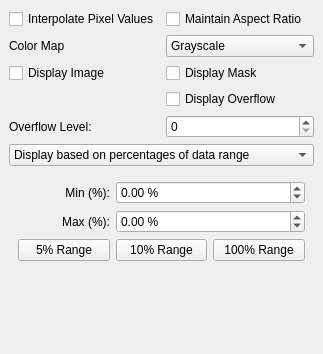
First picture: the form in source/qxrddisplaydialog.ui, repository guyjennings/qxrd, before the edit.
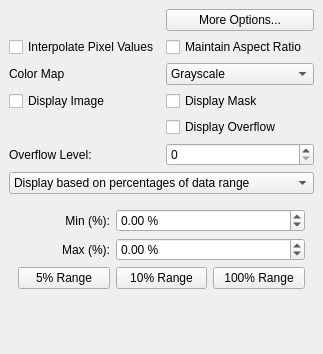
Second picture: the form after the edit.

Commit message: Added 'More Options...' buttons to various tool palettes

```diff
--- a/source/qxrddisplaydialog.ui
+++ b/source/qxrddisplaydialog.ui
@@ -15,7 +15,7 @@
   </property>
   <widget class="QWidget" name="dockWidgetContents">
    <layout class="QGridLayout" name="gridLayout">
-    <item row="0" column="0">
+    <item row="1" column="0">
      <widget class="QCheckBox" name="m_InterpolatePixels">
       <property name="toolTip">
        <string>Gives a smoother display when zoomed in</string>
@@ -25,7 +25,7 @@
       </property>
      </widget>
     </item>
-    <item row="0" column="1">
+    <item row="1" column="1">
      <widget class="QCheckBox" name="m_MaintainAspectRatio">
       <property name="toolTip">
        <string>Try to maintain the aspect ratio of the image as it is zoomed and resized</string>
@@ -35,14 +35,14 @@
       </property>
      </widget>
     </item>
-    <item row="1" column="0">
+    <item row="2" column="0">
      <widget class="QLabel" name="label_8">
       <property name="text">
        <string>Color Map</string>
       </property>
      </widget>
     </item>
-    <item row="1" column="1">
+    <item row="2" column="1">
      <widget class="QComboBox" name="m_DisplayColorMap">
       <property name="toolTip">
        <string>Choose the color map for image display</string>
@@ -79,7 +79,7 @@
       </item>
      </widget>
     </item>
-    <item row="2" column="0">
+    <item row="3" column="0">
      <widget class="QCheckBox" name="m_DisplayImage">
       <property name="toolTip">
        <string>Display image data</string>
@@ -89,7 +89,7 @@
       </property>
      </widget>
     </item>
-    <item row="2" column="1">
+    <item row="3" column="1">
      <widget class="QCheckBox" name="m_DisplayMask">
       <property name="toolTip">
        <string>Display Mask</string>
@@ -99,7 +99,7 @@
       </property>
      </widget>
     </item>
-    <item row="3" column="1">
+    <item row="4" column="1">
      <widget class="QCheckBox" name="m_DisplayOverflow">
       <property name="toolTip">
        <string>Display Mask</string>
@@ -109,14 +109,14 @@
       </property>
      </widget>
     </item>
-    <item row="4" column="0">
+    <item row="5" column="0">
      <widget class="QLabel" name="label_9">
       <property name="text">
        <string>Overflow Level:</string>
       </property>
      </widget>
     </item>
-    <item row="4" column="1">
+    <item row="5" column="1">
      <widget class="QSpinBox" name="m_OverflowLevel">
       <property name="toolTip">
        <string>overflow (saturation) level (0..65535)</string>
@@ -126,7 +126,7 @@
       </property>
      </widget>
     </item>
-    <item row="5" column="0" colspan="2">
+    <item row="6" column="0" colspan="2">
      <widget class="QComboBox" name="m_DisplayScalingMode">
       <property name="toolTip">
        <string>Image display intensity scaling mode</string>
@@ -148,7 +148,7 @@
       </item>
      </widget>
     </item>
-    <item row="6" column="0" colspan="2">
+    <item row="7" column="0" colspan="2">
      <widget class="QStackedWidget" name="m_DisplayParmsStack">
       <property name="currentIndex">
        <number>0</number>
@@ -386,6 +386,13 @@
       </widget>
      </widget>
     </item>
+    <item row="0" column="1">
+     <widget class="QPushButton" name="m_DisplayOptionsButton">
+      <property name="text">
+       <string>More Options...</string>
+      </property>
+     </widget>
+    </item>
    </layout>
   </widget>
  </widget>
```
The commit also changes 5 other files.
